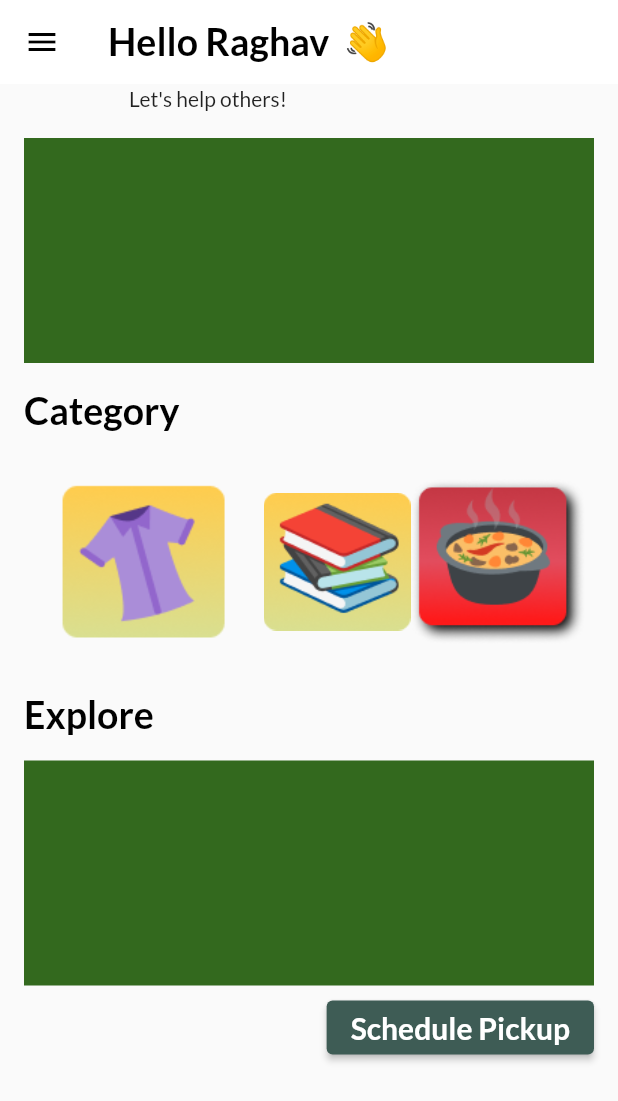
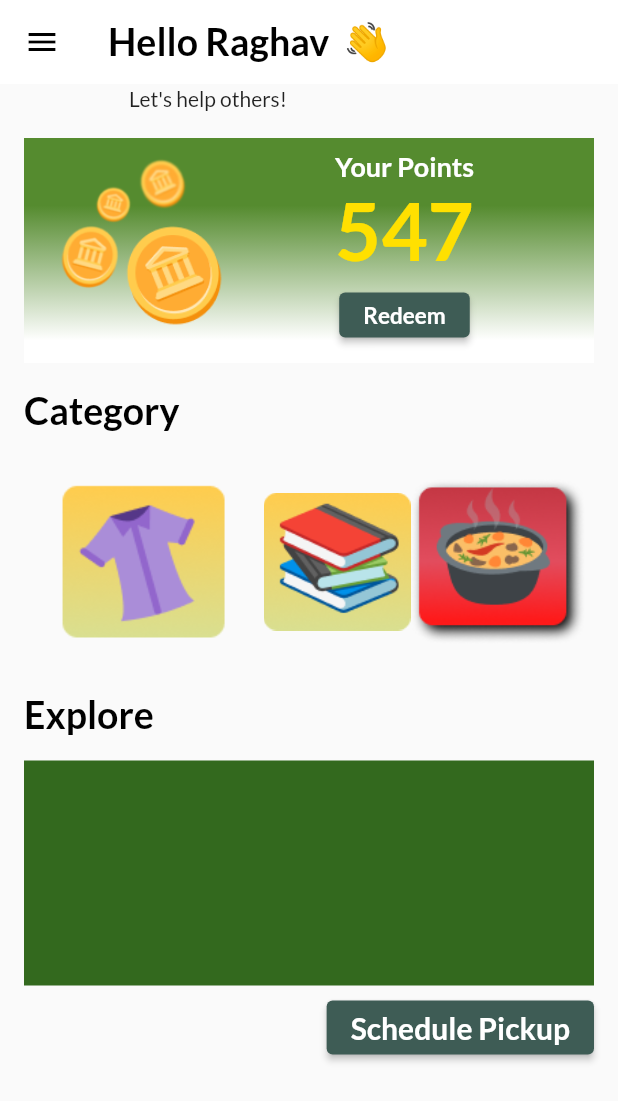
Before and after one commit to hacknitr-kifu/kifu, a Flutter app: the HomePage screen opened directly, on a phone screen of 412 x 824 dp. Shown: the top 1101 px of the screen. Run offline on Flutter 3.47's test engine with Material 2 defaults, Android fonts, the light colour scheme and no system bars; our stand-ins replace google_fonts, hexcolor, simple_gradient_text; missing offline and left inert: sawo.

Commit message:
Home Page Complete

```diff
--- a/app/kifu/lib/main.dart
+++ b/app/kifu/lib/main.dart
@@ -1,5 +1,6 @@
 import 'package:flutter/material.dart';
 import 'package:kifu/pages/login_page.dart';
+import 'package:kifu/pages/schedule.dart';
 import 'package:kifu/pages/welcome_page1.dart';
 import 'package:kifu/utils/routes.dart';
 import 'package:google_fonts/google_fonts.dart';
@@ -26,11 +27,13 @@ class kifuApp extends StatelessWidget {
       ),
       debugShowCheckedModeBanner: false,
       routes: {
-        "/": (context) => HomePage(),
+        "/": (context) => SchedulePage(),
         MyRoutes.welcomeRoute2: (context) => WelcomePage2(),
         MyRoutes.welcomeRoute3: (context) => WelcomePage3(),
         MyRoutes.welcomeRoute4: (context) => WelcomePage4(),
         MyRoutes.loginRoute: (context) => LoginPage(),
+        MyRoutes.homeRoute: (context) => HomePage(),
+        MyRoutes.scheduleRoute: (context) => SchedulePage(),
       },
     );
   }
--- a/app/kifu/lib/pages/home_page.dart
+++ b/app/kifu/lib/pages/home_page.dart
@@ -3,6 +3,7 @@ import 'package:google_fonts/google_fonts.dart';
 import 'package:kifu/models/user_data.dart';
 import 'package:kifu/utils/routes.dart';
 import 'package:kifu/widgets/drawer.dart';
+import 'package:hexcolor/hexcolor.dart';
 
 class HomePage extends StatefulWidget {
   // UserData userData;
@@ -14,6 +15,7 @@ class HomePage extends StatefulWidget {
 class _HomePageState extends State<HomePage> {
   final name = "Raghav ";
   int _value = 0;
+  final points = 547;
 
   @override
   Widget build(BuildContext context) {
@@ -59,9 +61,73 @@ class _HomePageState extends State<HomePage> {
             Padding(
               padding: const EdgeInsets.symmetric(horizontal: 16, vertical: 0),
               child: Container(
-                color: Colors.lightGreen.shade900,
+                decoration: BoxDecoration(
+                    gradient: LinearGradient(
+                  begin: Alignment.topCenter,
+                  end: Alignment.bottomCenter,
+                  colors: [
+                    Colors.lightGreen.shade800,
+                    Colors.white,
+                  ],
+                  stops: [
+                    0.3,
+                    0.9,
+                  ],
+                )),
                 width: 450,
                 height: 150,
+                child: Row(
+                  children: [
+                    Image.asset(
+                      "assets/images/money.png",
+                    ),
+                    SizedBox(
+                      width: 50,
+                    ),
+                    Padding(
+                      padding: const EdgeInsets.all(8.0),
+                      child: Column(
+                        children: [
+                          Text(
+                            "Your Points",
+                            style: TextStyle(
+                                fontFamily: GoogleFonts.lato().fontFamily,
+                                fontWeight: FontWeight.bold,
+                                color: Colors.white,
+                                fontSize: 18),
+                          ),
+                          Text(
+                            "$points",
+                            style: TextStyle(
+                              fontFamily: GoogleFonts.lato().fontFamily,
+                              fontWeight: FontWeight.bold,
+                              color: Color.fromRGBO(255, 224, 0, 1),
+                              fontSize: 53,
+                            ),
+                          ),
+                          ElevatedButton(
+                              onPressed: () {
+                                Navigator.pushNamed(
+                                    context, MyRoutes.welcomeRoute2);
+                              },
+                              style: TextButton.styleFrom(
+                                backgroundColor: Color.fromRGBO(62, 92, 85, 1),
+                                minimumSize: Size(60, 30),
+                              ),
+                              child: Text(
+                                "Redeem",
+                                style: TextStyle(
+                                  fontFamily: GoogleFonts.lato().fontFamily,
+                                  fontWeight: FontWeight.bold,
+                                  color: Colors.white,
+                                  fontSize: 15,
+                                ),
+                              )),
+                        ],
+                      ),
+                    ),
+                  ],
+                ),
               ),
             ),
             SizedBox(
@@ -153,7 +219,7 @@ class _HomePageState extends State<HomePage> {
                       const EdgeInsets.symmetric(horizontal: 16, vertical: 4),
                   child: ElevatedButton(
                       onPressed: () {
-                        Navigator.pushNamed(context, MyRoutes.welcomeRoute2);
+                        Navigator.pushNamed(context, MyRoutes.scheduleRoute);
                       },
                       style: TextButton.styleFrom(
                           backgroundColor: Color.fromRGBO(62, 92, 85, 1)),
--- a/app/kifu/lib/utils/routes.dart
+++ b/app/kifu/lib/utils/routes.dart
@@ -5,4 +5,5 @@ class MyRoutes {
   static String welcomeRoute2 = "/welcome2";
   static String welcomeRoute3 = "/welcome3";
   static String welcomeRoute4 = "/welcome4";
+  static String scheduleRoute = "/schedule";
 }
```
Also changed, not shown: app/kifu/lib/pages/schedule.dart (added, +108 -0 lines), app/kifu/lib/widgets/drawer.dart (+7 -0 lines), app/kifu/assets/images/money.png (added), 7 other files.
